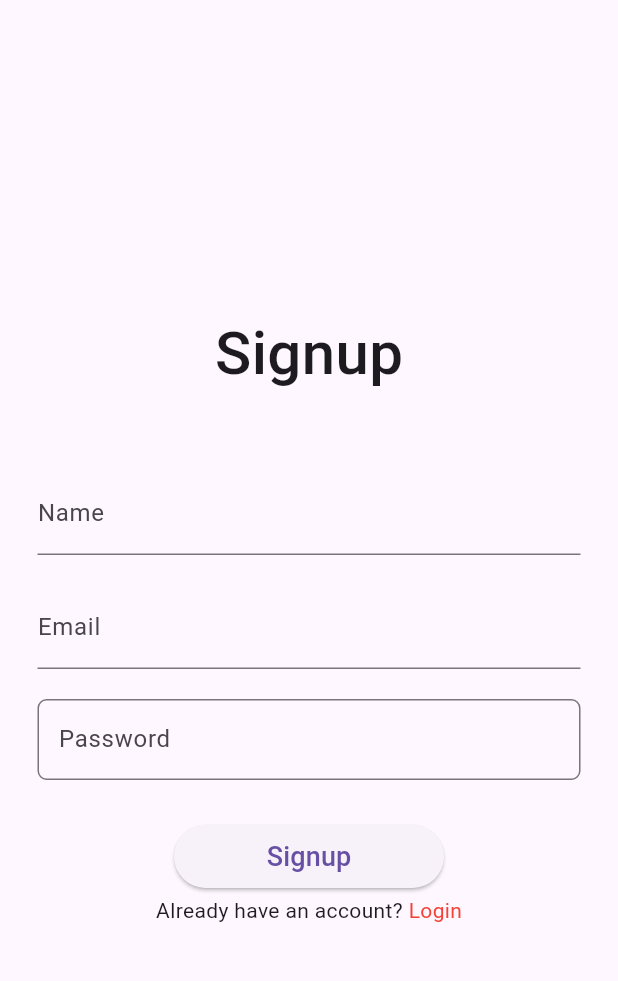
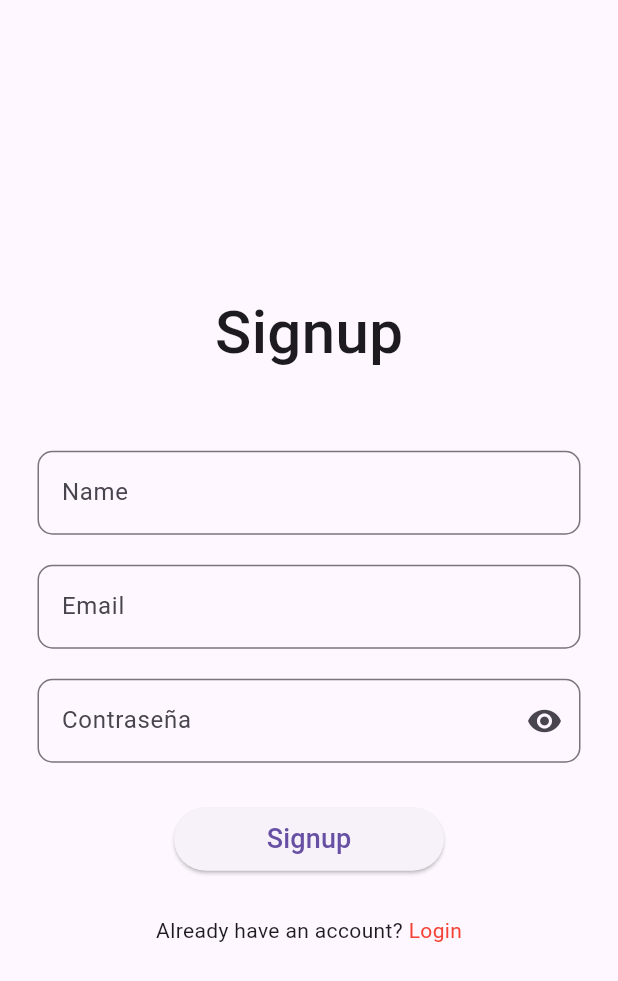
Before and after one commit to angelSantori/spotifyTry5, a Flutter app: the screen it shows after launch, after a tap on "Signup", on a phone screen of 412 x 824 dp. Shown: the top 981 px of the screen. Run offline on Flutter 3.47's test engine with Material 3 defaults, Android fonts, the phone set to English and light mode, and no system bars; our stand-ins replace firebase_auth, firebase_core; accounts and stored records are empty; network calls fail.

Commit message:
Ver contraseña con un botón

```diff
--- a/lib/auth/services.dart
+++ b/lib/auth/services.dart
@@ -1,28 +1,50 @@
 import 'package:flutter/material.dart';
-import 'package:flutter/services.dart'; // Importa este paquete para usar TextInputFormatter
+import 'package:flutter/services.dart';
 
+//Add expreg
 class CustomTextField2 extends StatelessWidget {
   final String hint;
   final String label;
+  final bool isPassword;
   final TextEditingController controller;
   final List<TextInputFormatter>? inputFormatters;
+  final Widget? suffixIcon;
 
   CustomTextField2({
     required this.hint,
     required this.label,
+    this.isPassword = false,
     required this.controller,
     this.inputFormatters,
+    this.suffixIcon,
   });
 
   @override
   Widget build(BuildContext context) {
     return TextField(
       controller: controller,
+      obscureText: isPassword,
       decoration: InputDecoration(
         hintText: hint,
         labelText: label,
+        suffixIcon: suffixIcon,
+        border: OutlineInputBorder(
+          borderRadius: BorderRadius.circular(10),
+        ),
       ),
       inputFormatters: inputFormatters,
     );
   }
 }
+
+//Ver contraseña
+class PasswordVisibilityToggle extends ChangeNotifier {
+  bool _obscureText = true;
+
+  bool get obscureText => _obscureText;
+
+  void togglePasswordVisibility() {
+    _obscureText = !_obscureText;
+    notifyListeners();
+  }
+}
--- a/lib/screens/login_screen.dart
+++ b/lib/screens/login_screen.dart
@@ -1,5 +1,6 @@
 import 'dart:developer';
 import 'package:flutter/services.dart';
+import 'package:provider/provider.dart';
 import 'package:spoty_try5/auth/auth_service.dart';
 import 'package:flutter/material.dart';
 import 'package:spoty_try5/screens/zcreens.dart';
@@ -15,7 +16,6 @@ class LoginScreen extends StatefulWidget {
 
 class _LoginScreenState extends State<LoginScreen> {
   final _auth = AuthService();
-
   final _email = TextEditingController();
   final _password = TextEditingController();
 
@@ -28,7 +28,9 @@ class _LoginScreenState extends State<LoginScreen> {
 
   @override
   Widget build(BuildContext context) {
-    return Scaffold(
+    return ChangeNotifierProvider<PasswordVisibilityToggle>(
+      create: (_) => PasswordVisibilityToggle(),
+      child: Scaffold(
         body: Padding(
           padding: const EdgeInsets.symmetric(horizontal: 25),
           child: Column(
@@ -41,20 +43,47 @@ class _LoginScreenState extends State<LoginScreen> {
                 hint: "Enter Email",
                 label: "Email",
                 controller: _email,
-              inputFormatters: [FilteringTextInputFormatter.deny(RegExp(r'\s'))],
+                inputFormatters: [
+                  FilteringTextInputFormatter.deny(RegExp(r'\s'))
+                ],
               ),
               const SizedBox(height: 20),
-            CustomTextField2(
-              hint: "Enter Password",
-              label: "Password",
+              Consumer<PasswordVisibilityToggle>(
+                builder: (context, passwordVisibility, child) {
+                  return TextField(
                     controller: _password,
+                    decoration: InputDecoration(
+                      hintText: "Enter Password",
+                      labelText: "Contraseña",
+                      suffixIcon: IconButton(
+                        icon: Icon(
+                          passwordVisibility.obscureText
+                              ? Icons.visibility
+                              : Icons.visibility_off,
+                        ),
+                        onPressed: passwordVisibility.togglePasswordVisibility,
+                      ),
+                      border: OutlineInputBorder(
+                        borderRadius: BorderRadius.circular(10),
+                        borderSide:
+                            BorderSide(color: Color.fromARGB(255, 192, 16, 16)),
+                      ),
+                      focusedBorder: OutlineInputBorder(
+                        borderRadius: BorderRadius.circular(10),
+                        borderSide: const BorderSide(
+                            color: Color.fromARGB(255, 192, 16, 16), width: 2),
+                      ),
+                    ),
+                    obscureText: passwordVisibility.obscureText,
+                  );
+                },
               ),
               const SizedBox(height: 30),
               CustomButton(
                 label: "Login",
                 onPressed: _login,
               ),
-            const SizedBox(height: 5),
+              const SizedBox(height: 30),
               Row(mainAxisAlignment: MainAxisAlignment.center, children: [
                 const Text("Already have an account? "),
                 InkWell(
@@ -65,6 +94,7 @@ class _LoginScreenState extends State<LoginScreen> {
               ]),
               const Spacer()
             ],
+          ),
         ),
       ),
     );
--- a/lib/screens/signup_screen.dart
+++ b/lib/screens/signup_screen.dart
@@ -1,6 +1,7 @@
 import 'dart:developer';
 import 'package:flutter/material.dart';
 import 'package:flutter/services.dart';
+import 'package:provider/provider.dart';
 import 'package:spoty_try5/auth/services.dart';
 import 'package:spoty_try5/widgets/zwidgets.dart';
 import 'package:spoty_try5/screens/zcreens.dart';
@@ -15,7 +16,6 @@ class SignupScreen extends StatefulWidget {
 
 class _SignupScreenState extends State<SignupScreen> {
   final _auth = AuthService();
-
   final _name = TextEditingController();
   final _email = TextEditingController();
   final _password = TextEditingController();
@@ -30,7 +30,9 @@ class _SignupScreenState extends State<SignupScreen> {
 
   @override
   Widget build(BuildContext context) {
-    return Scaffold(
+    return ChangeNotifierProvider<PasswordVisibilityToggle>(
+      create: (_) => PasswordVisibilityToggle(),
+      child: Scaffold(
         body: Padding(
           padding: const EdgeInsets.symmetric(horizontal: 25),
           child: Column(
@@ -51,30 +53,58 @@ class _SignupScreenState extends State<SignupScreen> {
                 hint: "Enter Email",
                 label: "Email",
                 controller: _email,
-              inputFormatters: [FilteringTextInputFormatter.deny(RegExp(r'\s'))],
+                inputFormatters: [
+                  FilteringTextInputFormatter.deny(RegExp(r'\s'))
+                ],
               ),
               const SizedBox(height: 20),
-            CustomTextField(
-              hint: "Enter Password",
-              label: "Password",
-              isPassword: true,
+              Consumer<PasswordVisibilityToggle>(
+                builder: (context, passwordVisibility, child) {
+                  return TextField(
                     controller: _password,
+                    decoration: InputDecoration(
+                      hintText: "Enter Password",
+                      labelText: "Contraseña",
+                      suffixIcon: IconButton(
+                        icon: Icon(
+                          passwordVisibility.obscureText
+                              ? Icons.visibility
+                              : Icons.visibility_off,
+                        ),
+                        onPressed: passwordVisibility.togglePasswordVisibility,
+                      ),
+                      border: OutlineInputBorder(
+                        borderRadius: BorderRadius.circular(10),
+                        borderSide:
+                            BorderSide(color: Color.fromARGB(255, 192, 16, 16)),
+                      ),
+                      focusedBorder: OutlineInputBorder(
+                        borderRadius: BorderRadius.circular(10),
+                        borderSide: const BorderSide(
+                            color: Color.fromARGB(255, 192, 16, 16), width: 2),
+                      ),
+                    ),
+                    obscureText: passwordVisibility.obscureText,
+                  );
+                },
               ),
               const SizedBox(height: 30),
               CustomButton(
                 label: "Signup",
                 onPressed: _signup,
               ),
-            const SizedBox(height: 5),
+              const SizedBox(height: 30),
               Row(mainAxisAlignment: MainAxisAlignment.center, children: [
                 const Text("Already have an account? "),
                 InkWell(
                   onTap: () => goToLogin(context),
-                child: const Text("Login", style: TextStyle(color: Colors.red)),
+                  child:
+                      const Text("Login", style: TextStyle(color: Colors.red)),
                 )
               ]),
               const Spacer()
             ],
+          ),
         ),
       ),
     );
--- a/pubspec.yaml
+++ b/pubspec.yaml
@@ -16,6 +16,7 @@ dependencies:
   cupertino_icons: ^1.0.6
   firebase_auth: ^4.19.6
   firebase_core: ^2.31.1
+  provider: ^6.0.5
 
 dev_dependencies:
   flutter_test:
```
Also changed, not shown: pubspec.lock. Lines whose indentation alone changed are shown as unchanged.
